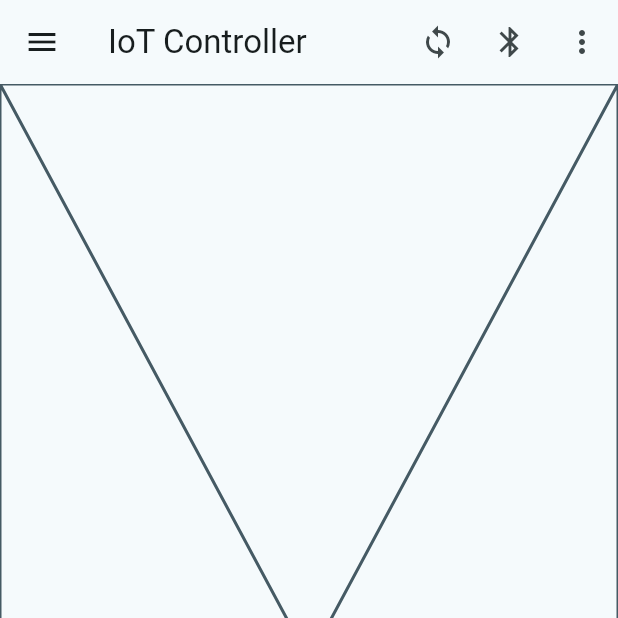
After one commit to upy2309036/Smart-Home-Automation-System, a Flutter app: the screen it shows after launch, on a phone screen of 412 x 824 dp, the top half of it. The commit adds this screen. Run offline on Flutter 3.47's test engine with Material 3 defaults, Android fonts, the phone set to English and light mode, and no system bars.

Commit message:
Create HomePage Class

```diff
--- /dev/null
+++ b/lib/pages/HomePage.dart
@@ -0,0 +1,39 @@
+import 'package:flutter/material.dart';
+
+class HomePage extends StatelessWidget {
+  const HomePage({super.key});
+
+  @override
+  Widget build(BuildContext context) {
+    return Scaffold(
+      appBar: AppBar(
+        leading: IconButton(
+          onPressed: () {},
+          icon: Icon(Icons.menu),
+        ),
+        title: Text('IoT Controller'),
+        actions: [
+          IconButton(
+            onPressed: () {
+              // TODO: Implement reload devices list
+            },
+            icon: Icon(Icons.sync)
+          ),
+          IconButton(
+            onPressed: () {
+              // TODO: Implement bluetooth devices menu
+            },
+            icon: Icon(Icons.bluetooth),
+          ),
+          IconButton(
+            onPressed: () {
+              // TODO: Implement options menu
+            },
+            icon: Icon(Icons.more_vert),
+          ),
+        ],
+      ),
+      body: Placeholder(),
+    );
+  }
+}
```
Also changed, not shown: lib/main.dart (+2 -20 lines).
